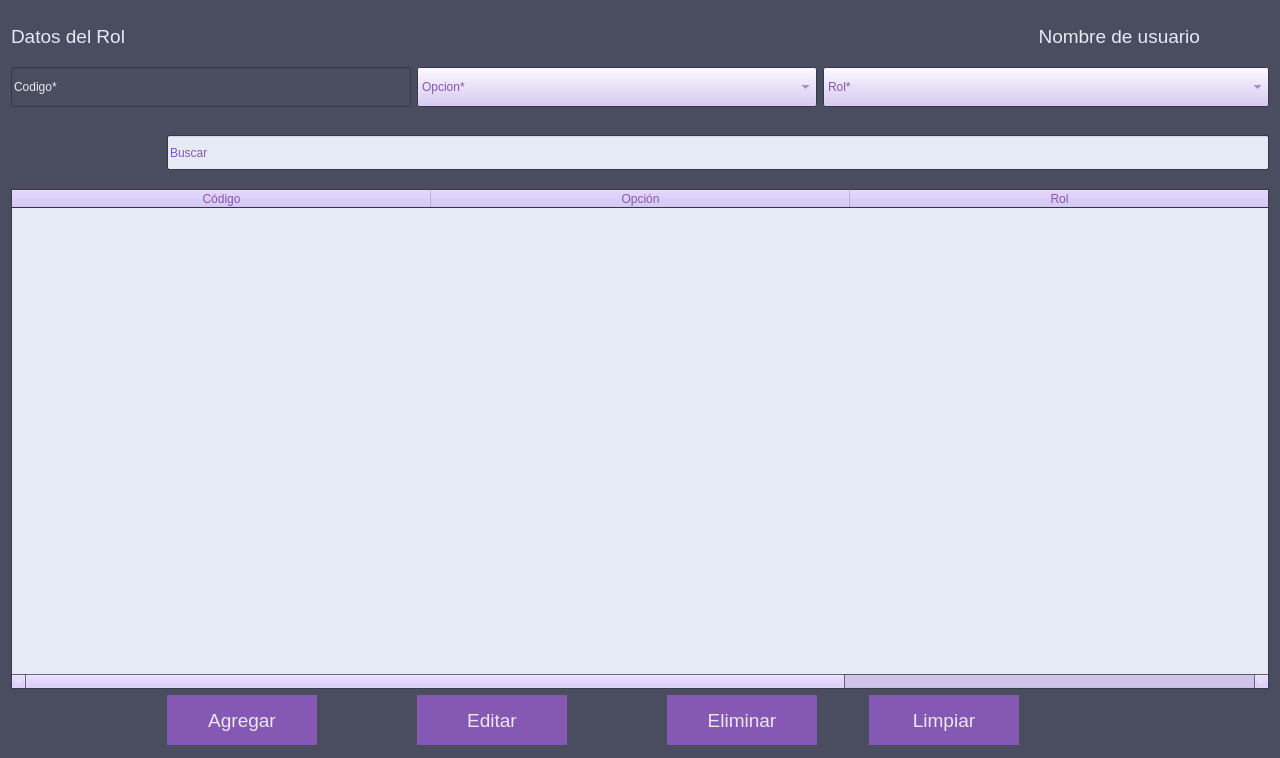
First picture: the form in vistas/UIs/frmRoles.ui, repository andyy-nr/pda-proyecto, before the edit.
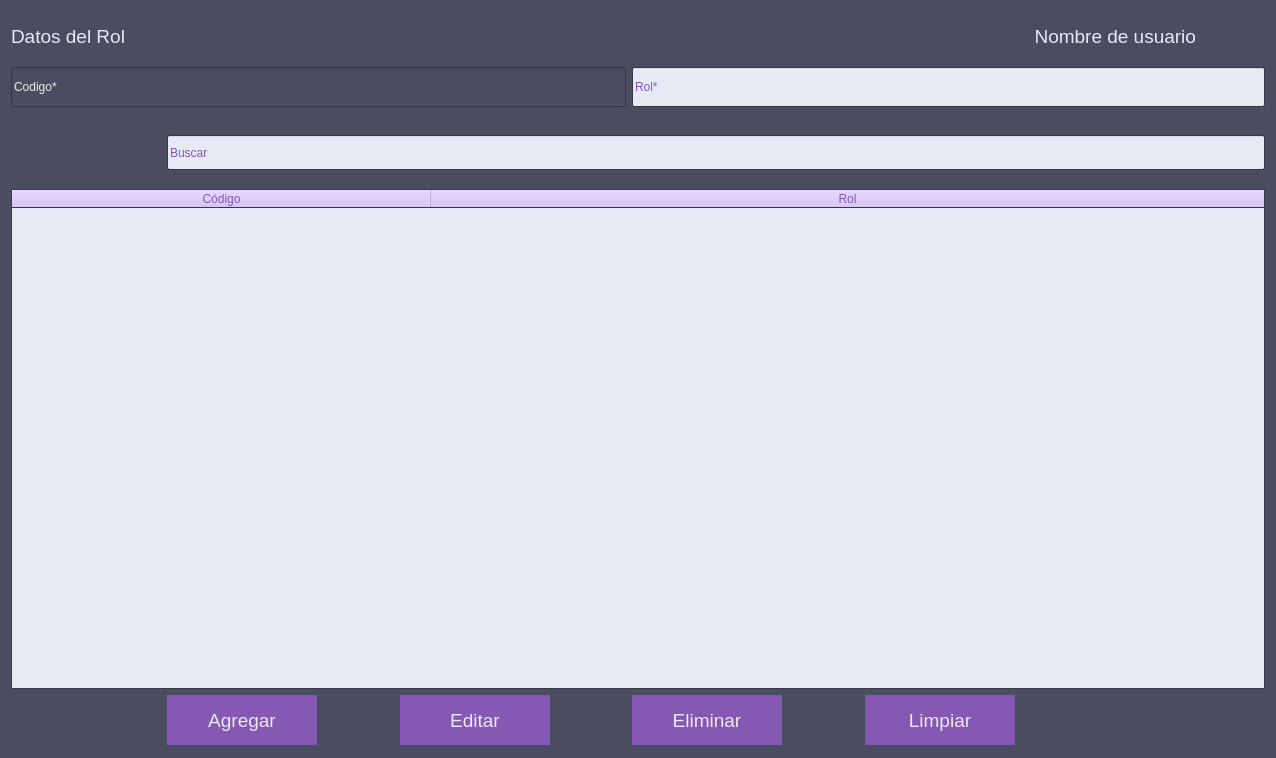
Second picture: the form after the edit. Icons and pictures are not drawn.

Diff of the .ui file:
```diff
--- a/vistas/UIs/frmRoles.ui
+++ b/vistas/UIs/frmRoles.ui
@@ -303,22 +303,198 @@
    <string>Eliminar información de rol</string>
   </property>
   <layout class="QGridLayout" name="gridLayout">
-   <item row="5" column="6">
-    <spacer name="horizontalSpacer_3">
+   <item row="5" column="7" alignment="Qt::AlignLeft">
+    <widget class="QPushButton" name="btn_eliminar_2">
+     <property name="minimumSize">
+      <size>
+       <width>150</width>
+       <height>50</height>
+      </size>
+     </property>
+     <property name="font">
+      <font>
+       <pointsize>14</pointsize>
+      </font>
+     </property>
+     <property name="toolTip">
+      <string>Limpiar contenido seleccionado</string>
+     </property>
+     <property name="styleSheet">
+      <string notr="true">border-style: outset;
+background-color: #8458B3;
+color: rgb(235, 232, 235);
+</string>
+     </property>
+     <property name="text">
+      <string>Limpiar</string>
+     </property>
+    </widget>
+   </item>
+   <item row="0" column="0">
+    <widget class="QLabel" name="label">
+     <property name="font">
+      <font>
+       <pointsize>14</pointsize>
+      </font>
+     </property>
+     <property name="text">
+      <string>Datos del Rol</string>
+     </property>
+    </widget>
+   </item>
+   <item row="3" column="1" colspan="7">
+    <widget class="QLineEdit" name="txt_buscar">
+     <property name="minimumSize">
+      <size>
+       <width>0</width>
+       <height>35</height>
+      </size>
+     </property>
+     <property name="text">
+      <string/>
+     </property>
+     <property name="placeholderText">
+      <string>Buscar</string>
+     </property>
+    </widget>
+   </item>
+   <item row="5" column="5">
+    <widget class="QPushButton" name="btn_eliminar">
+     <property name="minimumSize">
+      <size>
+       <width>150</width>
+       <height>50</height>
+      </size>
+     </property>
+     <property name="font">
+      <font>
+       <pointsize>14</pointsize>
+      </font>
+     </property>
+     <property name="toolTip">
+      <string>Eliminar </string>
+     </property>
+     <property name="styleSheet">
+      <string notr="true">border-style: outset;
+background-color: #8458B3;
+color: rgb(235, 232, 235);
+</string>
+     </property>
+     <property name="text">
+      <string>Eliminar</string>
+     </property>
+    </widget>
+   </item>
+   <item row="2" column="5">
+    <spacer name="verticalSpacer_3">
      <property name="orientation">
-      <enum>Qt::Horizontal</enum>
+      <enum>Qt::Vertical</enum>
      </property>
      <property name="sizeType">
-      <enum>QSizePolicy::MinimumExpanding</enum>
+      <enum>QSizePolicy::Fixed</enum>
      </property>
      <property name="sizeHint" stdset="0">
       <size>
-       <width>40</width>
-       <height>20</height>
+       <width>20</width>
+       <height>10</height>
       </size>
      </property>
     </spacer>
    </item>
+   <item row="4" column="0" colspan="8">
+    <widget class="QTableWidget" name="tbl_roles">
+     <property name="sizePolicy">
+      <sizepolicy hsizetype="Ignored" vsizetype="Ignored">
+       <horstretch>0</horstretch>
+       <verstretch>0</verstretch>
+      </sizepolicy>
+     </property>
+     <property name="minimumSize">
+      <size>
+       <width>0</width>
+       <height>500</height>
+      </size>
+     </property>
+     <property name="maximumSize">
+      <size>
+       <width>16777215</width>
+       <height>500</height>
+      </size>
+     </property>
+     <property name="contextMenuPolicy">
+      <enum>Qt::CustomContextMenu</enum>
+     </property>
+     <attribute name="horizontalHeaderDefaultSectionSize">
+      <number>419</number>
+     </attribute>
+     <attribute name="horizontalHeaderStretchLastSection">
+      <bool>true</bool>
+     </attribute>
+     <column>
+      <property name="text">
+       <string>Código</string>
+      </property>
+     </column>
+     <column>
+      <property name="text">
+       <string>Rol</string>
+      </property>
+     </column>
+    </widget>
+   </item>
+   <item row="1" column="0" colspan="5">
+    <widget class="QLineEdit" name="txt_codigo">
+     <property name="enabled">
+      <bool>false</bool>
+     </property>
+     <property name="minimumSize">
+      <size>
+       <width>400</width>
+       <height>40</height>
+      </size>
+     </property>
+     <property name="palette">
+      <palette>
+       <active>
+        <colorrole role="PlaceholderText">
+         <brush brushstyle="SolidPattern">
+          <color alpha="255">
+           <red>235</red>
+           <green>232</green>
+           <blue>235</blue>
+          </color>
+         </brush>
+        </colorrole>
+       </active>
+       <inactive>
+        <colorrole role="PlaceholderText">
+         <brush brushstyle="SolidPattern">
+          <color alpha="255">
+           <red>235</red>
+           <green>232</green>
+           <blue>235</blue>
+          </color>
+         </brush>
+        </colorrole>
+       </inactive>
+       <disabled>
+        <colorrole role="PlaceholderText">
+         <brush brushstyle="SolidPattern">
+          <color alpha="255">
+           <red>235</red>
+           <green>232</green>
+           <blue>235</blue>
+          </color>
+         </brush>
+        </colorrole>
+       </disabled>
+      </palette>
+     </property>
+     <property name="placeholderText">
+      <string>Codigo*</string>
+     </property>
+    </widget>
+   </item>
    <item row="3" column="0">
     <widget class="QFrame" name="frame_2">
      <property name="minimumSize">
@@ -373,6 +549,81 @@
      </widget>
     </widget>
    </item>
+   <item row="5" column="3">
+    <widget class="QPushButton" name="btn_editar">
+     <property name="minimumSize">
+      <size>
+       <width>150</width>
+       <height>50</height>
+      </size>
+     </property>
+     <property name="font">
+      <font>
+       <pointsize>14</pointsize>
+      </font>
+     </property>
+     <property name="toolTip">
+      <string>Editar información de rol</string>
+     </property>
+     <property name="styleSheet">
+      <string notr="true">border-style: outset;
+background-color: #8458B3;
+color: rgb(235, 232, 235);
+</string>
+     </property>
+     <property name="text">
+      <string>Editar</string>
+     </property>
+    </widget>
+   </item>
+   <item row="5" column="6">
+    <spacer name="horizontalSpacer_3">
+     <property name="orientation">
+      <enum>Qt::Horizontal</enum>
+     </property>
+     <property name="sizeType">
+      <enum>QSizePolicy::MinimumExpanding</enum>
+     </property>
+     <property name="sizeHint" stdset="0">
+      <size>
+       <width>40</width>
+       <height>20</height>
+      </size>
+     </property>
+    </spacer>
+   </item>
+   <item row="5" column="4">
+    <spacer name="horizontalSpacer">
+     <property name="orientation">
+      <enum>Qt::Horizontal</enum>
+     </property>
+     <property name="sizeType">
+      <enum>QSizePolicy::MinimumExpanding</enum>
+     </property>
+     <property name="sizeHint" stdset="0">
+      <size>
+       <width>40</width>
+       <height>20</height>
+      </size>
+     </property>
+    </spacer>
+   </item>
+   <item row="5" column="2">
+    <spacer name="horizontalSpacer_2">
+     <property name="orientation">
+      <enum>Qt::Horizontal</enum>
+     </property>
+     <property name="sizeType">
+      <enum>QSizePolicy::MinimumExpanding</enum>
+     </property>
+     <property name="sizeHint" stdset="0">
+      <size>
+       <width>40</width>
+       <height>20</height>
+      </size>
+     </property>
+    </spacer>
+   </item>
    <item row="5" column="1" alignment="Qt::AlignRight">
     <widget class="QPushButton" name="btn_agregar">
      <property name="minimumSize">
@@ -477,502 +728,8 @@
      </widget>
     </widget>
    </item>
-   <item row="5" column="5">
-    <widget class="QPushButton" name="btn_eliminar">
-     <property name="minimumSize">
-      <size>
-       <width>150</width>
-       <height>50</height>
-      </size>
-     </property>
-     <property name="font">
-      <font>
-       <pointsize>14</pointsize>
-      </font>
-     </property>
-     <property name="toolTip">
-      <string>Eliminar </string>
-     </property>
-     <property name="styleSheet">
-      <string notr="true">border-style: outset;
-background-color: #8458B3;
-color: rgb(235, 232, 235);
-</string>
-     </property>
-     <property name="text">
-      <string>Eliminar</string>
-     </property>
-    </widget>
-   </item>
-   <item row="2" column="5">
-    <spacer name="verticalSpacer_3">
-     <property name="orientation">
-      <enum>Qt::Vertical</enum>
-     </property>
-     <property name="sizeType">
-      <enum>QSizePolicy::Fixed</enum>
-     </property>
-     <property name="sizeHint" stdset="0">
-      <size>
-       <width>20</width>
-       <height>10</height>
-      </size>
-     </property>
-    </spacer>
-   </item>
-   <item row="5" column="4">
-    <spacer name="horizontalSpacer">
-     <property name="orientation">
-      <enum>Qt::Horizontal</enum>
-     </property>
-     <property name="sizeType">
-      <enum>QSizePolicy::MinimumExpanding</enum>
-     </property>
-     <property name="sizeHint" stdset="0">
-      <size>
-       <width>40</width>
-       <height>20</height>
-      </size>
-     </property>
-    </spacer>
-   </item>
-   <item row="3" column="1" colspan="7">
-    <widget class="QLineEdit" name="txt_buscar">
-     <property name="minimumSize">
-      <size>
-       <width>0</width>
-       <height>35</height>
-      </size>
-     </property>
-     <property name="text">
-      <string/>
-     </property>
-     <property name="placeholderText">
-      <string>Buscar</string>
-     </property>
-    </widget>
-   </item>
-   <item row="1" column="0" colspan="3">
-    <widget class="QLineEdit" name="txt_codigo">
-     <property name="enabled">
-      <bool>false</bool>
-     </property>
-     <property name="minimumSize">
-      <size>
-       <width>400</width>
-       <height>40</height>
-      </size>
-     </property>
-     <property name="palette">
-      <palette>
-       <active>
-        <colorrole role="PlaceholderText">
-         <brush brushstyle="SolidPattern">
-          <color alpha="255">
-           <red>235</red>
-           <green>232</green>
-           <blue>235</blue>
-          </color>
-         </brush>
-        </colorrole>
-       </active>
-       <inactive>
-        <colorrole role="PlaceholderText">
-         <brush brushstyle="SolidPattern">
-          <color alpha="255">
-           <red>235</red>
-           <green>232</green>
-           <blue>235</blue>
-          </color>
-         </brush>
-        </colorrole>
-       </inactive>
-       <disabled>
-        <colorrole role="PlaceholderText">
-         <brush brushstyle="SolidPattern">
-          <color alpha="255">
-           <red>235</red>
-           <green>232</green>
-           <blue>235</blue>
-          </color>
-         </brush>
-        </colorrole>
-       </disabled>
-      </palette>
-     </property>
-     <property name="placeholderText">
-      <string>Codigo*</string>
-     </property>
-    </widget>
-   </item>
-   <item row="5" column="2">
-    <spacer name="horizontalSpacer_2">
-     <property name="orientation">
-      <enum>Qt::Horizontal</enum>
-     </property>
-     <property name="sizeType">
-      <enum>QSizePolicy::MinimumExpanding</enum>
-     </property>
-     <property name="sizeHint" stdset="0">
-      <size>
-       <width>40</width>
-       <height>20</height>
-      </size>
-     </property>
-    </spacer>
-   </item>
-   <item row="5" column="3">
-    <widget class="QPushButton" name="btn_editar">
-     <property name="minimumSize">
-      <size>
-       <width>150</width>
-       <height>50</height>
-      </size>
-     </property>
-     <property name="font">
-      <font>
-       <pointsize>14</pointsize>
-      </font>
-     </property>
-     <property name="toolTip">
-      <string>Editar información de rol</string>
-     </property>
-     <property name="styleSheet">
-      <string notr="true">border-style: outset;
-background-color: #8458B3;
-color: rgb(235, 232, 235);
-</string>
-     </property>
-     <property name="text">
-      <string>Editar</string>
-     </property>
-    </widget>
-   </item>
-   <item row="5" column="7" alignment="Qt::AlignLeft">
-    <widget class="QPushButton" name="btn_eliminar_2">
-     <property name="minimumSize">
-      <size>
-       <width>150</width>
-       <height>50</height>
-      </size>
-     </property>
-     <property name="font">
-      <font>
-       <pointsize>14</pointsize>
-      </font>
-     </property>
-     <property name="toolTip">
-      <string>Limpiar contenido seleccionado</string>
-     </property>
-     <property name="styleSheet">
-      <string notr="true">border-style: outset;
-background-color: #8458B3;
-color: rgb(235, 232, 235);
-</string>
-     </property>
-     <property name="text">
-      <string>Limpiar</string>
-     </property>
-    </widget>
-   </item>
-   <item row="1" column="3" colspan="3">
-    <widget class="QComboBox" name="cbox_opcion">
-     <property name="minimumSize">
-      <size>
-       <width>400</width>
-       <height>40</height>
-      </size>
-     </property>
-     <property name="palette">
-      <palette>
-       <active>
-        <colorrole role="WindowText">
-         <brush brushstyle="SolidPattern">
-          <color alpha="255">
-           <red>229</red>
-           <green>234</green>
-           <blue>245</blue>
-          </color>
-         </brush>
-        </colorrole>
-        <colorrole role="Button">
-         <brush brushstyle="SolidPattern">
-          <color alpha="255">
-           <red>208</red>
-           <green>189</green>
-           <blue>244</blue>
-          </color>
-         </brush>
-        </colorrole>
-        <colorrole role="Light">
-         <brush brushstyle="SolidPattern">
-          <color alpha="255">
-           <red>255</red>
-           <green>255</green>
-           <blue>255</blue>
-          </color>
-         </brush>
-        </colorrole>
-        <colorrole role="ButtonText">
-         <brush brushstyle="SolidPattern">
-          <color alpha="255">
-           <red>132</red>
-           <green>88</green>
-           <blue>179</blue>
-          </color>
-         </brush>
-        </colorrole>
-        <colorrole role="Base">
-         <brush brushstyle="SolidPattern">
-          <color alpha="255">
-           <red>229</red>
-           <green>234</green>
-           <blue>245</blue>
-          </color>
-         </brush>
-        </colorrole>
-        <colorrole role="Window">
-         <brush brushstyle="SolidPattern">
-          <color alpha="255">
-           <red>73</red>
-           <green>77</green>
-           <blue>95</blue>
-          </color>
-         </brush>
-        </colorrole>
-        <colorrole role="Highlight">
-         <brush brushstyle="SolidPattern">
-          <color alpha="255">
-           <red>132</red>
-           <green>88</green>
-           <blue>179</blue>
-          </color>
-         </brush>
-        </colorrole>
-        <colorrole role="HighlightedText">
-         <brush brushstyle="SolidPattern">
-          <color alpha="255">
-           <red>247</red>
-           <green>245</green>
-           <blue>247</blue>
-          </color>
-         </brush>
-        </colorrole>
-        <colorrole role="ToolTipText">
-         <brush brushstyle="SolidPattern">
-          <color alpha="255">
-           <red>235</red>
-           <green>232</green>
-           <blue>235</blue>
-          </color>
-         </brush>
-        </colorrole>
-        <colorrole role="PlaceholderText">
-         <brush brushstyle="SolidPattern">
-          <color alpha="255">
-           <red>132</red>
-           <green>88</green>
-           <blue>179</blue>
-          </color>
-         </brush>
-        </colorrole>
-       </active>
-       <inactive>
-        <colorrole role="WindowText">
-         <brush brushstyle="SolidPattern">
-          <color alpha="255">
-           <red>229</red>
-           <green>234</green>
-           <blue>245</blue>
-          </color>
-         </brush>
-        </colorrole>
-        <colorrole role="Button">
-         <brush brushstyle="SolidPattern">
-          <color alpha="255">
-           <red>208</red>
-           <green>189</green>
-           <blue>244</blue>
-          </color>
-         </brush>
-        </colorrole>
-        <colorrole role="Light">
-         <brush brushstyle="SolidPattern">
-          <color alpha="255">
-           <red>255</red>
-           <green>255</green>
-           <blue>255</blue>
-          </color>
-         </brush>
-        </colorrole>
-        <colorrole role="ButtonText">
-         <brush brushstyle="SolidPattern">
-          <color alpha="255">
-           <red>132</red>
-           <green>88</green>
-           <blue>179</blue>
-          </color>
-         </brush>
-        </colorrole>
-        <colorrole role="Base">
-         <brush brushstyle="SolidPattern">
-          <color alpha="255">
-           <red>229</red>
-           <green>234</green>
-           <blue>245</blue>
-          </color>
-         </brush>
-        </colorrole>
-        <colorrole role="Window">
-         <brush brushstyle="SolidPattern">
-          <color alpha="255">
-           <red>73</red>
-           <green>77</green>
-           <blue>95</blue>
-          </color>
-         </brush>
-        </colorrole>
-        <colorrole role="Highlight">
-         <brush brushstyle="SolidPattern">
-          <color alpha="255">
-           <red>132</red>
-           <green>88</green>
-           <blue>179</blue>
-          </color>
-         </brush>
-        </colorrole>
-        <colorrole role="HighlightedText">
-         <brush brushstyle="SolidPattern">
-          <color alpha="255">
-           <red>247</red>
-           <green>245</green>
-           <blue>247</blue>
-          </color>
-         </brush>
-        </colorrole>
-        <colorrole role="ToolTipText">
-         <brush brushstyle="SolidPattern">
-          <color alpha="255">
-           <red>235</red>
-           <green>232</green>
-           <blue>235</blue>
-          </color>
-         </brush>
-        </colorrole>
-        <colorrole role="PlaceholderText">
-         <brush brushstyle="SolidPattern">
-          <color alpha="255">
-           <red>132</red>
-           <green>88</green>
-           <blue>179</blue>
-          </color>
-         </brush>
-        </colorrole>
-       </inactive>
-       <disabled>
-        <colorrole role="WindowText">
-         <brush brushstyle="SolidPattern">
-          <color alpha="255">
-           <red>190</red>
-           <green>190</green>
-           <blue>190</blue>
-          </color>
-         </brush>
-        </colorrole>
-        <colorrole role="Button">
-         <brush brushstyle="SolidPattern">
-          <color alpha="255">
-           <red>208</red>
-           <green>189</green>
-           <blue>244</blue>
-          </color>
-         </brush>
-        </colorrole>
-        <colorrole role="Light">
-         <brush brushstyle="SolidPattern">
-          <color alpha="255">
-           <red>255</red>
-           <green>255</green>
-           <blue>255</blue>
-          </color>
-         </brush>
-        </colorrole>
-        <colorrole role="ButtonText">
-         <brush brushstyle="SolidPattern">
-          <color alpha="255">
-           <red>190</red>
-           <green>190</green>
-           <blue>190</blue>
-          </color>
-         </brush>
-        </colorrole>
-        <colorrole role="Base">
-         <brush brushstyle="SolidPattern">
-          <color alpha="255">
-           <red>73</red>
-           <green>77</green>
-           <blue>95</blue>
-          </color>
-         </brush>
-        </colorrole>
-        <colorrole role="Window">
-         <brush brushstyle="SolidPattern">
-          <color alpha="255">
-           <red>73</red>
-           <green>77</green>
-           <blue>95</blue>
-          </color>
-         </brush>
-        </colorrole>
-        <colorrole role="Highlight">
-         <brush brushstyle="SolidPattern">
-          <color alpha="255">
-           <red>145</red>
-           <green>145</green>
-           <blue>145</blue>
-          </color>
-         </brush>
-        </colorrole>
-        <colorrole role="HighlightedText">
-         <brush brushstyle="SolidPattern">
-          <color alpha="255">
-           <red>247</red>
-           <green>245</green>
-           <blue>247</blue>
-          </color>
-         </brush>
-        </colorrole>
-        <colorrole role="ToolTipText">
-         <brush brushstyle="SolidPattern">
-          <color alpha="255">
-           <red>235</red>
-           <green>232</green>
-           <blue>235</blue>
-          </color>
-         </brush>
-        </colorrole>
-        <colorrole role="PlaceholderText">
-         <brush brushstyle="SolidPattern">
-          <color alpha="255">
-           <red>132</red>
-           <green>88</green>
-           <blue>179</blue>
-          </color>
-         </brush>
-        </colorrole>
-       </disabled>
-      </palette>
-     </property>
-     <property name="placeholderText">
-      <string>Opcion*</string>
-     </property>
-     <property name="frame">
-      <bool>true</bool>
-     </property>
-    </widget>
-   </item>
-   <item row="1" column="6" colspan="2">
-    <widget class="QComboBox" name="cbox_rol">
+   <item row="1" column="5" colspan="3">
+    <widget class="QLineEdit" name="txt_rol">
      <property name="minimumSize">
       <size>
        <width>400</width>
@@ -981,67 +738,6 @@
      </property>
      <property name="placeholderText">
       <string>Rol*</string>
-     </property>
-     <property name="frame">
-      <bool>true</bool>
-     </property>
-    </widget>
-   </item>
-   <item row="4" column="0" colspan="8">
-    <widget class="QTableWidget" name="tbl_roles">
-     <property name="sizePolicy">
-      <sizepolicy hsizetype="Ignored" vsizetype="Ignored">
-       <horstretch>0</horstretch>
-       <verstretch>0</verstretch>
-      </sizepolicy>
-     </property>
-     <property name="minimumSize">
-      <size>
-       <width>0</width>
-       <height>500</height>
-      </size>
-     </property>
-     <property name="maximumSize">
-      <size>
-       <width>16777215</width>
-       <height>500</height>
-      </size>
-     </property>
-     <property name="contextMenuPolicy">
-      <enum>Qt::CustomContextMenu</enum>
-     </property>
-     <attribute name="horizontalHeaderDefaultSectionSize">
-      <number>419</number>
-     </attribute>
-     <attribute name="horizontalHeaderStretchLastSection">
-      <bool>true</bool>
-     </attribute>
-     <column>
-      <property name="text">
-       <string>Código</string>
-      </property>
-     </column>
-     <column>
-      <property name="text">
-       <string>Opción</string>
-      </property>
-     </column>
-     <column>
-      <property name="text">
-       <string>Rol</string>
-      </property>
-     </column>
-    </widget>
-   </item>
-   <item row="0" column="0">
-    <widget class="QLabel" name="label">
-     <property name="font">
-      <font>
-       <pointsize>14</pointsize>
-      </font>
-     </property>
-     <property name="text">
-      <string>Datos del Rol</string>
      </property>
     </widget>
    </item>
```
